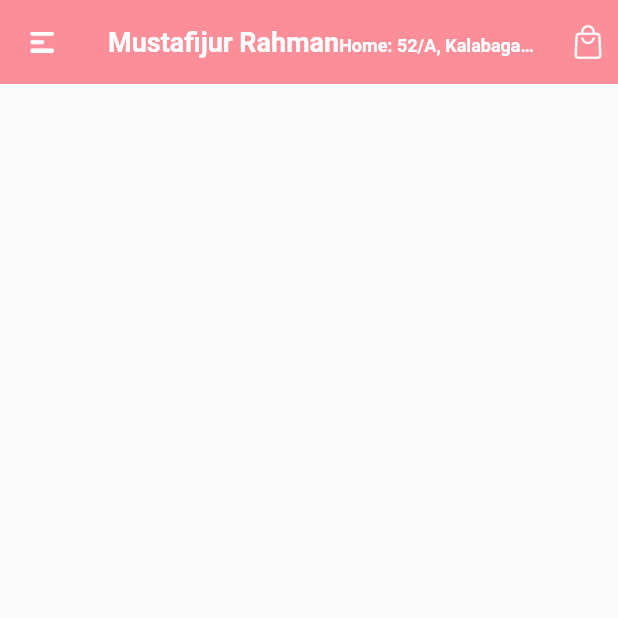
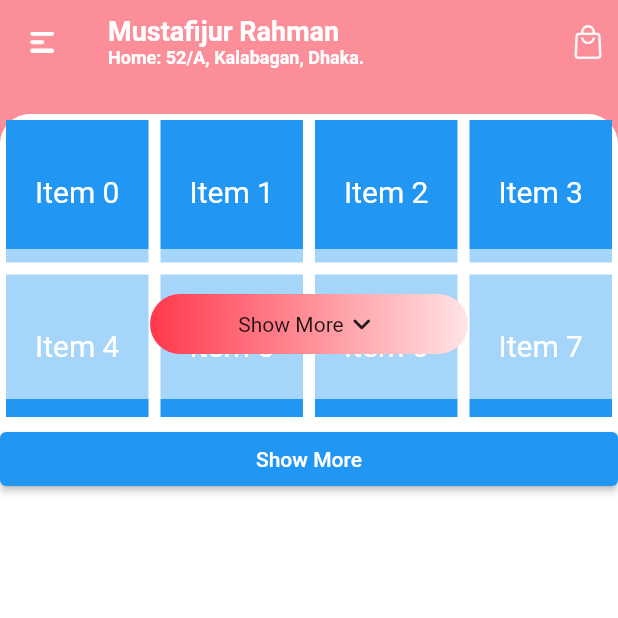
Before and after one commit to moury12/Service-Management, a Flutter app: the HomeScreen screen opened by its route, on a phone screen of 412 x 824 dp, the top half of it. Run offline on Flutter 3.47's test engine with Material 2 defaults, Android fonts, the phone set to English and light mode, and no system bars; our stand-ins replace get; missing offline and left inert: mh_core.

Commit message:
style:homePage

```diff
--- a/lib/main.dart
+++ b/lib/main.dart
@@ -1,5 +1,5 @@
 import 'package:fix_ican/constants/color_constant.dart';
-import 'package:fix_ican/pages/auth/login_page.dart';
+import 'package:fix_ican/pages/home/home_page.dart';
 import 'package:fix_ican/pages/splash/splash_page.dart';
 import 'package:flutter/material.dart';
 import 'package:get/get_navigation/src/root/get_material_app.dart';
@@ -23,7 +23,7 @@ class MyApp extends StatelessWidget {
       debugShowCheckedModeBanner: false,
       theme: ThemeData.light(),
       getPages: AppRoutes.routes(),
-      initialRoute: SplashScreen.routeName,
+      initialRoute: HomeScreen.routeName,
       //initialBinding: AuthBinding(),
     );
     ;
--- a/lib/pages/home/home_page.dart
+++ b/lib/pages/home/home_page.dart
@@ -1,46 +1,128 @@
-import 'package:fix_ican/constants/assets_constant.dart';
 import 'package:fix_ican/constants/color_constant.dart';
-import 'package:fix_ican/theme/theme_data.dart';
+import 'package:fix_ican/shared/custom_scaffold.dart';
 import 'package:flutter/material.dart';
 
-class HomeScreen extends StatelessWidget {
-  static const String routeName = '/home';
+class HomeScreen extends StatefulWidget {
+  static const String routeName = '/';
 
   const HomeScreen({super.key});
 
   @override
+  State<HomeScreen> createState() => _HomeScreenState();
+}
+
+class _HomeScreenState extends State<HomeScreen>
+    with SingleTickerProviderStateMixin {
+  bool showMore = false;
+
+  @override
   Widget build(BuildContext context) {
-    return Scaffold(
-      appBar: AppBar(
-        elevation: 0,
-        backgroundColor: AppColors.kAppbarColor,
-        leading: Center(
-          child: Padding(
-            padding: const EdgeInsets.all(8.0),
-            child: Image.asset(
-              AssetsConstant.menu_icon,
-              height: 14,
+    return CustomScaffold(
+      body: ListView(
+        children: [
+          // First 2 Rows (Visible)
+          Stack(
+            children: [
+              GridView.builder(
+                gridDelegate: SliverGridDelegateWithFixedCrossAxisCount(
+                  crossAxisCount: 4,
+                ),
+                itemCount: showMore ? 8 : 8,
+                shrinkWrap: true,
+                physics: NeverScrollableScrollPhysics(),
+                itemBuilder: (context, index) {
+                  return Container(
+                    color: Colors.blue,
+                    margin: EdgeInsets.all(4.0),
+                    child: Center(
+                      child: Text(
+                        'Item $index',
+                        style: TextStyle(
+                          color: Colors.white,
+                          fontSize: 20.0,
+                        ),
+                      ),
+                    ),
+                  );
+                },
+              ),
+              Positioned(
+                top: 90,
+                left: 0,
+                right: 0,
+                child: Container(
+                  color: Colors.white.withOpacity(.6),
+                  width: double.infinity,
+                  height: 100,
+                  child: Container(
+                    margin: EdgeInsets.symmetric(horizontal: 100, vertical: 30),
+                    padding: EdgeInsets.all(8),
+                    decoration: BoxDecoration(
+                        borderRadius: BorderRadius.circular(20),
+                        gradient: LinearGradient(
+                            colors: [
+                              AppColors.kPrimaryColor,
+                              AppColors.kAccentColor
+                            ],
+                            begin: Alignment.centerLeft,
+                            end: Alignment.centerRight),
+                        color: Colors.red),
+                    child: Row(
+                      mainAxisAlignment: MainAxisAlignment.center,
+                      children: [
+                        Text('Show More'),
+                        Icon(Icons.keyboard_arrow_down_rounded)
+                      ],
+                    ),
+                  ),
+                ),
+              )
+            ],
+          ),
+          // Show More Button
+
+          // Last 2 Rows (Hidden)
+          AnimatedContainer(
+            duration: Duration(milliseconds: 500),
+            height: showMore ? 200 : 0,
+            child: GridView.builder(
+              gridDelegate: SliverGridDelegateWithFixedCrossAxisCount(
+                crossAxisCount: 4,
+              ),
+              itemCount: 8,
+              shrinkWrap: true,
+              physics: NeverScrollableScrollPhysics(),
+              itemBuilder: (context, index) {
+                return Container(
+                  color: Colors.blue,
+                  margin: EdgeInsets.all(4.0),
+                  child: Center(
+                    child: Text(
+                      'Item ${(index + 8)}',
+                      style: TextStyle(
+                        color: Colors.white,
+                        fontSize: 20.0,
+                      ),
+                    ),
+                  ),
+                );
+              },
             ),
           ),
-        ),
-        title: Text.rich(TextSpan(
-            text: 'Mustafijur Rahman',
-            style: AppTheme.textStyleSemiBoldWhite18,
-            children: [
-              TextSpan(
-                  text: 'Home: 52/A, Kalabagan, Dhaka.',
-                  style: AppTheme.textStyleSemiBoldWhite12)
-            ])),
-        actions: [
-          Center(
-            child: Padding(
-              padding: const EdgeInsets.all(8.0),
-              child: Image.asset(
-                AssetsConstant.bag_icon,
-                height: 24,
-              ),
-            ),
-          )
+          ElevatedButton(
+            onPressed: () {
+              if (!showMore) {
+                setState(() {
+                  showMore = true;
+                });
+              } else {
+                setState(() {
+                  showMore = false;
+                });
+              }
+            },
+            child: Text('Show More'),
+          ),
         ],
       ),
     );
--- a/lib/routes/app_routes_page.dart
+++ b/lib/routes/app_routes_page.dart
@@ -7,13 +7,15 @@ import 'package:get/get.dart';
 import '../pages/splash/splash_page.dart';
 
 class AppRoutes {
-  static routes() =>
-      [
-
+  static routes() => [
         GetPage(
           name: '/',
-          page: () => const SplashScreen(),
+          page: () => const HomeScreen(),
         ),
+        // GetPage(
+        //   name: '/',
+        //   page: () => const SplashScreen(),
+        // ),
         GetPage(
           name: LanguageSelectionScreen.routeName,
           page: () => const LanguageSelectionScreen(),
@@ -25,9 +27,10 @@ class AppRoutes {
         GetPage(
           name: LoginScreen.routeName,
           page: () => const LoginScreen(),
-        ), GetPage(
-        name: HomeScreen.routeName,
-        page: () => const HomeScreen(),
-      ),
+        ),
+        GetPage(
+          name: HomeScreen.routeName,
+          page: () => const HomeScreen(),
+        ),
       ];
 }
--- /dev/null
+++ b/lib/shared/custom_scaffold.dart
@@ -0,0 +1,75 @@
+import 'package:fix_ican/theme/theme_data.dart';
+import 'package:flutter/material.dart';
+
+import '../constants/assets_constant.dart';
+import '../constants/color_constant.dart';
+
+class CustomScaffold extends StatelessWidget {
+  const CustomScaffold(
+      {super.key,
+      this.leading,
+      this.leadingIcon,
+      this.action,
+      this.actionIcon,
+      this.title,
+      required this.body});
+
+  final Widget? leading;
+  final String? leadingIcon;
+  final List<Widget>? action;
+  final String? actionIcon;
+  final Widget? title;
+  final Widget body;
+
+  @override
+  Widget build(BuildContext context) {
+    return Scaffold(
+      appBar: AppBar(
+        elevation: 0,
+        backgroundColor: AppColors.kAppbarColor,
+        leading: Center(
+          child: Padding(
+            padding: const EdgeInsets.all(8.0),
+            child: leading ??
+                Image.asset(
+                  leadingIcon ?? AssetsConstant.menu_icon,
+                  height: 14,
+                ),
+          ),
+        ),
+        title: title ??
+            Text.rich(TextSpan(
+                text: 'Mustafijur Rahman',
+                style: AppTheme.textStyleSemiBoldWhite18,
+                children: [
+                  TextSpan(
+                      text: '\nHome: 52/A, Kalabagan, Dhaka.',
+                      style: AppTheme.textStyleSemiBoldWhite12)
+                ])),
+        actions: action ??
+            [
+              Center(
+                child: Padding(
+                  padding: const EdgeInsets.all(8.0),
+                  child: Image.asset(
+                    actionIcon ?? AssetsConstant.bag_icon,
+                    height: 24,
+                  ),
+                ),
+              )
+            ],
+      ),
+      backgroundColor: AppColors.kAppbarColor,
+      body: Padding(
+        padding: const EdgeInsets.only(top: 20),
+        child: Container(
+          height: MediaQuery.of(context).size.height,
+          decoration: BoxDecoration(
+              color: Colors.white,
+              borderRadius: BorderRadius.vertical(top: Radius.circular(20))),
+          child: body,
+        ),
+      ),
+    );
+  }
+}
```
